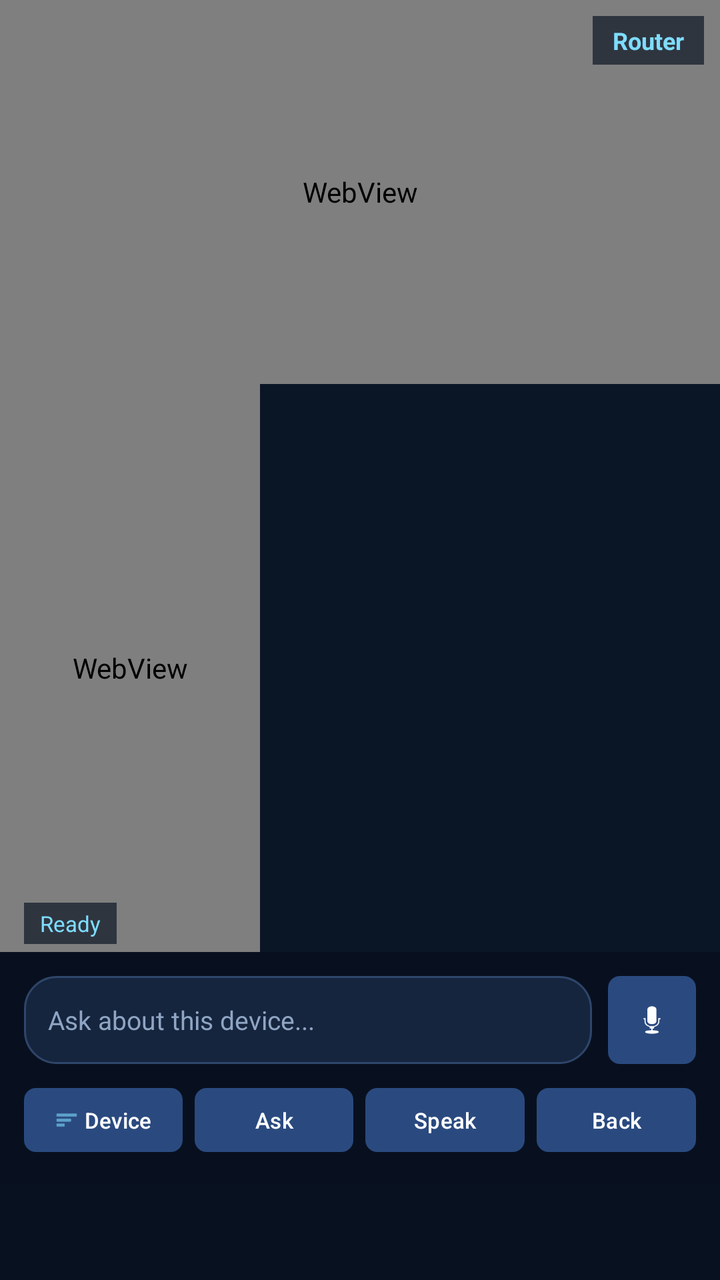
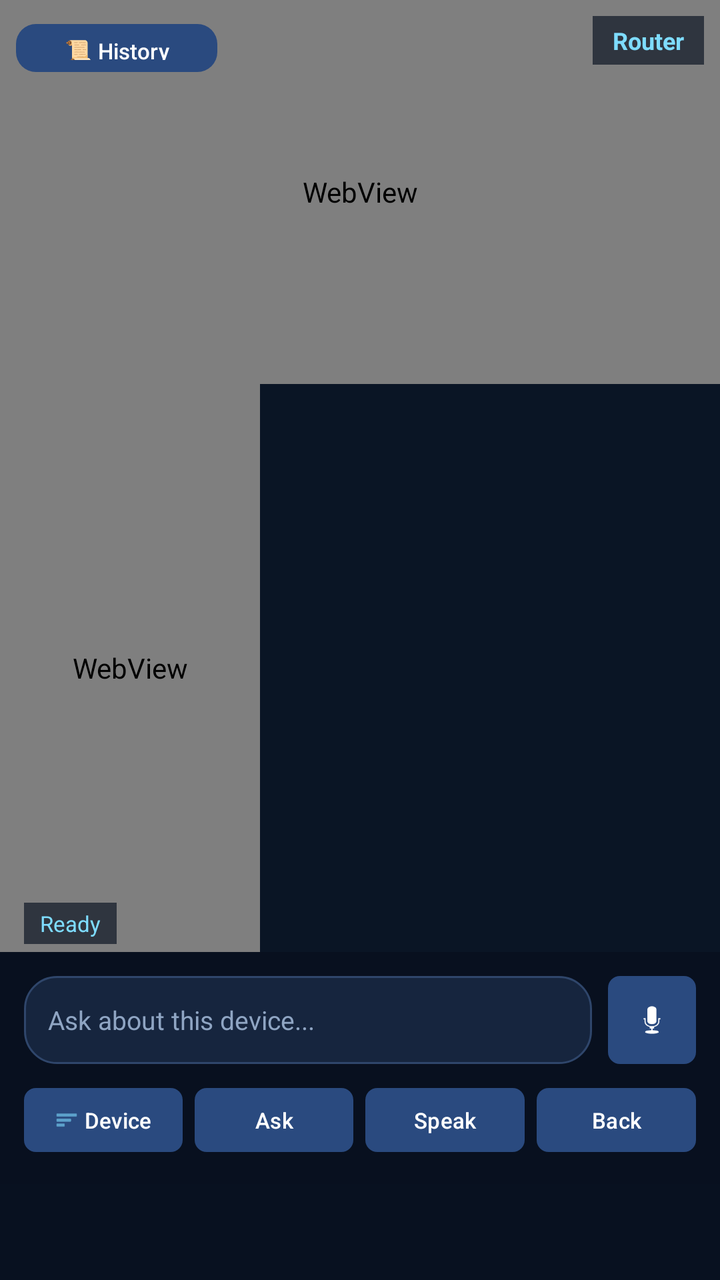

Compare the two renders of this Android layout. The source of the first and the diff that turns it into the second are given below.
<!-- AndroidManifest.xml: application theme Theme.ComputerNetworkDeviceARApp -->
<!-- res/layout/activity_combined_ar.xml -->
<?xml version="1.0" encoding="utf-8"?>
<androidx.constraintlayout.widget.ConstraintLayout
    xmlns:android="http://schemas.android.com/apk/res/android"
    xmlns:app="http://schemas.android.com/apk/res-auto"
    android:layout_width="match_parent"
    android:layout_height="match_parent"
    android:background="#081120">

    
    <androidx.constraintlayout.widget.Guideline
        android:id="@+id/guideline"
        android:layout_width="wrap_content"
        android:layout_height="wrap_content"
        android:orientation="horizontal"
        app:layout_constraintGuide_percent="0.30"/>

    
    <androidx.camera.view.PreviewView
        android:id="@+id/cameraPreview"
        android:layout_width="0dp"
        android:layout_height="0dp"
        app:layout_constraintTop_toTopOf="parent"
        app:layout_constraintBottom_toTopOf="@id/guideline"
        app:layout_constraintStart_toStartOf="parent"
        app:layout_constraintEnd_toEndOf="parent"
        app:scaleType="fillCenter"/>

    
    <View
        android:id="@+id/bottomBg"
        android:layout_width="0dp"
        android:layout_height="0dp"
        android:background="#0a1525"
        app:layout_constraintTop_toBottomOf="@id/guideline"
        app:layout_constraintBottom_toTopOf="@id/bottomPanel"
        app:layout_constraintStart_toStartOf="parent"
        app:layout_constraintEnd_toEndOf="parent"/>

    
    <WebView
        android:id="@+id/modelWebView"
        android:layout_width="0dp"
        android:layout_height="0dp"
        android:background="@android:color/transparent"
        app:layout_constraintTop_toTopOf="parent"
        app:layout_constraintBottom_toTopOf="@id/guideline"
        app:layout_constraintStart_toStartOf="parent"
        app:layout_constraintEnd_toEndOf="parent"
        app:layout_constraintVertical_bias="0.5"
        app:layout_constraintHorizontal_bias="0.5"/>

    
    <WebView
        android:id="@+id/avatarWebView"
        android:layout_width="130dp"
        android:layout_height="0dp"
        android:background="@android:color/transparent"
        app:layout_constraintTop_toBottomOf="@id/guideline"
        app:layout_constraintBottom_toTopOf="@id/bottomPanel"
        app:layout_constraintStart_toStartOf="parent"/>

    
    <TextView
        android:id="@+id/tvDeviceName"
        android:layout_width="wrap_content"
        android:layout_height="wrap_content"
        android:layout_marginTop="8dp"
        android:layout_marginEnd="8dp"
        android:background="#AA081120"
        android:paddingStart="10dp"
        android:paddingEnd="10dp"
        android:paddingTop="4dp"
        android:paddingBottom="4dp"
        android:text="Router"
        android:textColor="#7EDCFF"
        android:textSize="12sp"
        android:textStyle="bold"
        app:layout_constraintTop_toTopOf="parent"
        app:layout_constraintEnd_toEndOf="parent"/>

    
    <TextView
        android:id="@+id/tvAvatarStatus"
        android:layout_width="wrap_content"
        android:layout_height="wrap_content"
        android:layout_marginStart="12dp"
        android:layout_marginBottom="4dp"
        android:background="#AA081120"
        android:paddingStart="8dp"
        android:paddingEnd="8dp"
        android:paddingTop="3dp"
        android:paddingBottom="3dp"
        android:text="Ready"
        android:textColor="#7EDCFF"
        android:textSize="11sp"
        app:layout_constraintBottom_toTopOf="@id/bottomPanel"
        app:layout_constraintStart_toStartOf="parent"/>

    
    <ScrollView
        android:id="@+id/replyScroll"
        android:layout_width="0dp"
        android:layout_height="0dp"
        android:layout_marginStart="4dp"
        android:layout_marginEnd="10dp"
        android:layout_marginTop="8dp"
        android:layout_marginBottom="8dp"
        app:layout_constraintTop_toBottomOf="@id/guideline"
        app:layout_constraintBottom_toTopOf="@id/bottomPanel"
        app:layout_constraintStart_toEndOf="@id/avatarWebView"
        app:layout_constraintEnd_toEndOf="parent">

        <LinearLayout
            android:id="@+id/llConversation"
            android:layout_width="match_parent"
            android:layout_height="wrap_content"
            android:orientation="vertical"/>

    </ScrollView>

    
    <LinearLayout
        android:id="@+id/bottomPanel"
        android:layout_width="0dp"
        android:layout_height="wrap_content"
        android:orientation="vertical"
        android:background="#EE081120"
        android:padding="12dp"
        android:layout_marginBottom="48dp"
        app:layout_constraintBottom_toBottomOf="parent"
        app:layout_constraintStart_toStartOf="parent"
        app:layout_constraintEnd_toEndOf="parent">

        
        <LinearLayout
            android:layout_width="match_parent"
            android:layout_height="wrap_content"
            android:orientation="horizontal"
            android:gravity="center_vertical">

            <EditText
                android:id="@+id/etQuestion"
                android:layout_width="0dp"
                android:layout_height="44dp"
                android:layout_weight="1"
                android:background="@drawable/edit_text_modern_bg"
                android:hint="Ask about this device..."
                android:inputType="text"
                android:paddingStart="12dp"
                android:paddingEnd="12dp"
                android:textColor="#FFFFFF"
                android:textColorHint="#8FA5C3"
                android:textSize="13sp"/>

            <com.google.android.material.button.MaterialButton
                android:id="@+id/btnMic"
                android:layout_width="44dp"
                android:layout_height="44dp"
                android:layout_marginStart="8dp"
                android:text=""
                android:textAllCaps="false"
                android:insetTop="0dp"
                android:insetBottom="0dp"
                app:icon="@android:drawable/ic_btn_speak_now"
                app:iconGravity="textStart"
                app:iconPadding="0dp"
                app:iconSize="20dp"
                app:iconTint="#FFFFFF"
                app:backgroundTint="#2A4A7F"
                app:cornerRadius="6dp"/>

        </LinearLayout>

        
        <LinearLayout
            android:layout_width="match_parent"
            android:layout_height="wrap_content"
            android:layout_marginTop="8dp"
            android:orientation="horizontal">

            <com.google.android.material.button.MaterialButton
                android:id="@+id/btnChangeDevice"
                android:layout_width="0dp"
                android:layout_height="40dp"
                android:layout_weight="1"
                android:text="Device"
                android:textAllCaps="false"
                android:textColor="#FFFFFF"
                android:textSize="11sp"
                android:paddingStart="2dp"
                android:paddingEnd="2dp"
                app:backgroundTint="#2A4A7F"
                app:cornerRadius="6dp"
                app:icon="@android:drawable/ic_menu_sort_by_size"
                app:iconSize="12dp"
                app:iconTint="#7EDCFF"
                app:iconPadding="3dp"
                app:iconGravity="textStart"/>

            <com.google.android.material.button.MaterialButton
                android:id="@+id/btnAsk"
                android:layout_width="0dp"
                android:layout_height="40dp"
                android:layout_weight="1"
                android:layout_marginStart="6dp"
                android:text="Ask"
                android:textAllCaps="false"
                android:textColor="#FFFFFF"
                android:textSize="11sp"
                app:backgroundTint="#2A4A7F"
                app:cornerRadius="6dp"/>

            <com.google.android.material.button.MaterialButton
                android:id="@+id/btnSpeak"
                android:layout_width="0dp"
                android:layout_height="40dp"
                android:layout_weight="1"
                android:layout_marginStart="6dp"
                android:text="Speak"
                android:textAllCaps="false"
                android:textColor="#FFFFFF"
                android:textSize="11sp"
                app:backgroundTint="#2A4A7F"
                app:cornerRadius="6dp"/>

            <com.google.android.material.button.MaterialButton
                android:id="@+id/btnBack"
                android:layout_width="0dp"
                android:layout_height="40dp"
                android:layout_weight="1"
                android:layout_marginStart="6dp"
                android:text="Back"
                android:textAllCaps="false"
                android:textColor="#FFFFFF"
                android:textSize="11sp"
                app:backgroundTint="#2A4A7F"
                app:cornerRadius="6dp"/>

        </LinearLayout>
    </LinearLayout>

</androidx.constraintlayout.widget.ConstraintLayout>
<!-- resources referenced by this layout -->
<resources>
  <!-- drawable edit_text_modern_bg (drawable) -->
  <?xml version="1.0" encoding="utf-8"?>
  <shape xmlns:android="http://schemas.android.com/apk/res/android">
      <solid android:color="#16253E" />
      <corners android:radius="16dp" />
      <stroke
          android:width="1dp"
          android:color="#2F466B" />
  </shape>
  <style name="Theme.ComputerNetworkDeviceARApp" parent="Base.Theme.ComputerNetworkDeviceARApp" />
  <style name="Base.Theme.ComputerNetworkDeviceARApp" parent="Theme.Material3.DayNight.NoActionBar">
          
          
      </style>
</resources>

<!-- the commit's change to res/layout/activity_combined_ar.xml (unified diff, before → after) -->
@@ -79,6 +79,22 @@
         app:layout_constraintEnd_toEndOf="parent"/>
 
     
+    <com.google.android.material.button.MaterialButton
+        android:id="@+id/btnHistory"
+        android:layout_width="wrap_content"
+        android:layout_height="32dp"
+        android:layout_marginTop="8dp"
+        android:layout_marginStart="8dp"
+        android:text="📜 History"
+        android:textAllCaps="false"
+        android:textColor="#FFFFFF"
+        android:textSize="11sp"
+        app:backgroundTint="#2A4A7F"
+        app:cornerRadius="10dp"
+        app:layout_constraintTop_toTopOf="parent"
+        app:layout_constraintStart_toStartOf="parent"/>
+
+    
     <TextView
         android:id="@+id/tvAvatarStatus"
         android:layout_width="wrap_content"
